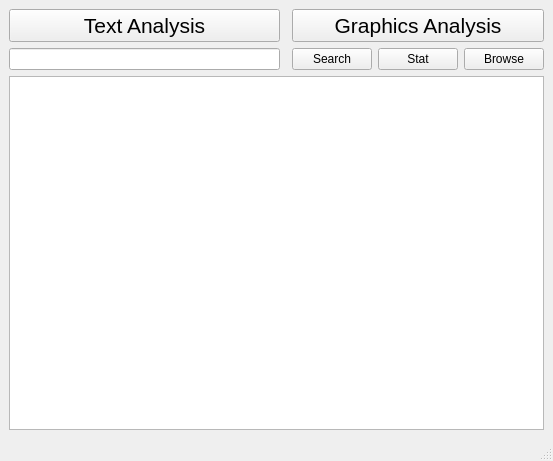
Qt form TextAnalysis/UIFiles/MainWindow.ui (Nikitosiwe/TextAnalysisPython) before a commit.
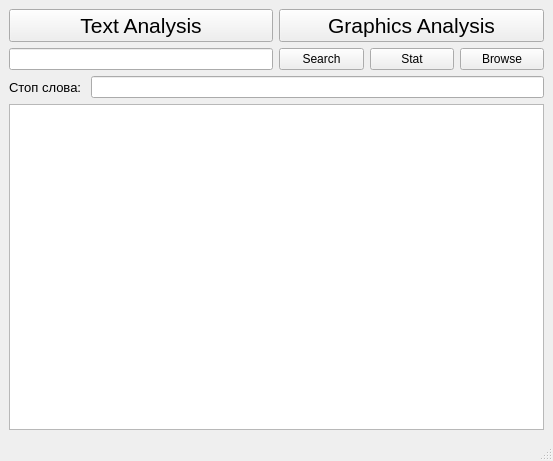
The same form after that commit.

Commit message: На главное окно добавил ввод сотп-слов

```diff
--- a/TextAnalysis/UIFiles/MainWindow.ui
+++ b/TextAnalysis/UIFiles/MainWindow.ui
@@ -15,9 +15,6 @@
   </property>
   <widget class="QWidget" name="centralwidget">
    <layout class="QGridLayout" name="gridLayout">
-    <item row="1" column="1">
-     <widget class="QLineEdit" name="searchLineEdit"/>
-    </item>
     <item row="1" column="5">
      <widget class="QPushButton" name="BrowseButton">
       <property name="text">
@@ -25,16 +22,6 @@
       </property>
      </widget>
     </item>
-    <item row="1" column="4">
-     <widget class="QPushButton" name="searchStatButton">
-      <property name="text">
-       <string>Stat</string>
-      </property>
-     </widget>
-    </item>
-    <item row="2" column="1" colspan="5">
-     <widget class="QPlainTextEdit" name="plainTextEdit"/>
-    </item>
     <item row="1" column="3">
      <widget class="QPushButton" name="searchButton">
       <property name="text">
@@ -42,15 +29,10 @@
       </property>
      </widget>
     </item>
-    <item row="0" column="1">
-     <widget class="QPushButton" name="textAnalysisButton">
-      <property name="font">
-       <font>
-        <pointsize>16</pointsize>
-       </font>
-      </property>
+    <item row="1" column="4">
+     <widget class="QPushButton" name="searchStatButton">
       <property name="text">
-       <string>Text Analysis</string>
+       <string>Stat</string>
       </property>
      </widget>
     </item>
@@ -66,6 +48,43 @@
       </property>
      </widget>
     </item>
+    <item row="4" column="0" colspan="6">
+     <widget class="QPlainTextEdit" name="plainTextEdit"/>
+    </item>
+    <item row="3" column="0" colspan="6">
+     <layout class="QHBoxLayout" name="horizontalLayout">
+      <item>
+       <widget class="QLabel" name="label">
+        <property name="font">
+         <font>
+          <pointsize>10</pointsize>
+         </font>
+        </property>
+        <property name="text">
+         <string>Стоп слова: </string>
+        </property>
+       </widget>
+      </item>
+      <item>
+       <widget class="QLineEdit" name="stopWordLineEdit"/>
+      </item>
+     </layout>
+    </item>
+    <item row="1" column="0" colspan="3">
+     <widget class="QLineEdit" name="searchLineEdit"/>
+    </item>
+    <item row="0" column="0" colspan="3">
+     <widget class="QPushButton" name="textAnalysisButton">
+      <property name="font">
+       <font>
+        <pointsize>16</pointsize>
+       </font>
+      </property>
+      <property name="text">
+       <string>Text Analysis</string>
+      </property>
+     </widget>
+    </item>
    </layout>
   </widget>
   <widget class="QMenuBar" name="menubar">
```
